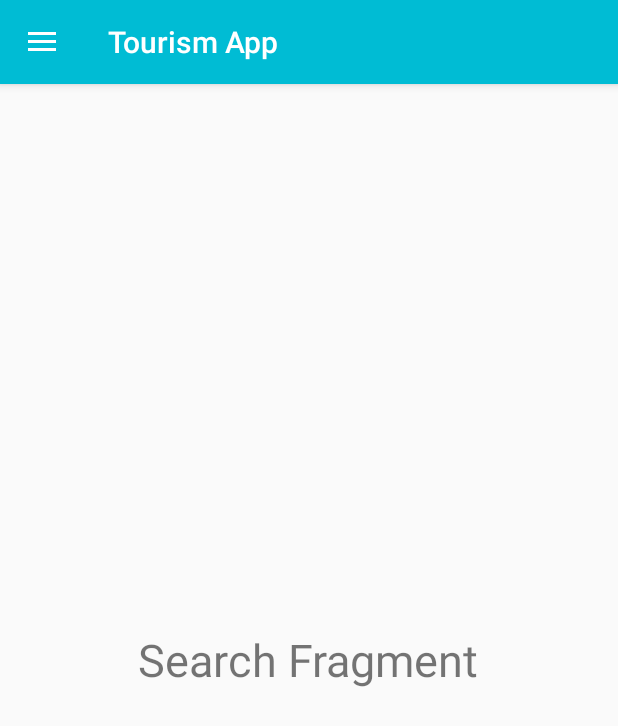
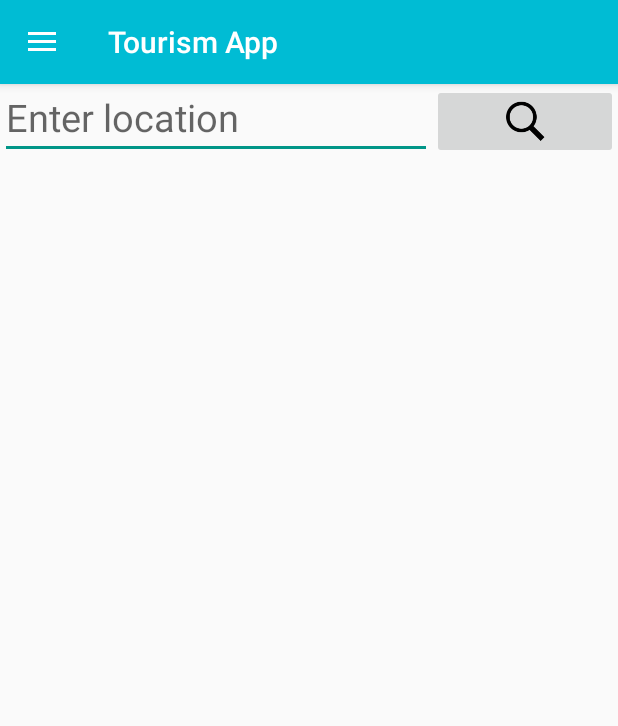
Before and after one commit to jlmanjari6/AWS-Microservices-MEAN-Project, an Android app: the screen it shows after launch (MainActivity), on a phone screen of 412 x 824 dp. Shown: the top 726 px of the screen. Run offline under Robolectric (Android 15) with nearby library versions, the phone set to English and light mode, and no system bars; our stand-ins replace Volley.

Commit message:
implemented search fragment

```diff
--- a/android-front-end/app/build.gradle
+++ b/android-front-end/app/build.gradle
@@ -54,5 +54,6 @@ dependencies {
     implementation 'com.android.support:recyclerview-v7:+'
 
     implementation 'com.github.PhilJay:MPAndroidChart:v3.1.0-alpha'
+    implementation 'com.android.volley:volley:1.1.0'
 
 }
--- /dev/null
+++ b/android-front-end/app/src/main/java/com/example/tourismapp/Fragments/RViewAdapter.java
@@ -0,0 +1,94 @@
+package com.example.tourismapp.Fragments;
+
+import android.content.Context;
+import android.view.LayoutInflater;
+import android.view.View;
+import android.view.ViewGroup;
+import android.widget.Button;
+import android.widget.ImageView;
+import android.widget.TextView;
+
+import androidx.annotation.NonNull;
+import androidx.recyclerview.widget.RecyclerView;
+
+import com.example.tourismapp.Models.Location;
+import com.example.tourismapp.R;
+
+import java.util.ArrayList;
+
+public class RViewAdapter extends RecyclerView.Adapter<RViewAdapter.ViewHolder> {
+    ArrayList<Location> alLocation;
+    Context context;
+    onClickListener listener;
+
+    public RViewAdapter(ArrayList<Location> alLocation, Context context, onClickListener listener) {
+        this.alLocation = alLocation;
+        this.context = context;
+        this.listener = listener;
+    }
+
+    @NonNull
+    @Override
+    public RViewAdapter.ViewHolder onCreateViewHolder(@NonNull ViewGroup parent, int viewType) {
+
+        View view = LayoutInflater.from(parent.getContext()).inflate(R.layout.location_item,parent,false);
+        ViewHolder viewHolder = new ViewHolder(view);
+        context = parent.getContext();
+        return viewHolder;
+    }
+
+    @Override
+    public void onBindViewHolder(@NonNull RViewAdapter.ViewHolder holder, int position) {
+        if(alLocation.size() > 0)
+        {
+            final Location destination = alLocation.get(position);
+
+            holder.locationImage.setImageResource(R.drawable.ic_booking);
+            holder.locationName.setText(destination.getAttraction());
+            holder.locationCity.setText(destination.getCity());
+            holder.locationDescription.setText(destination.getDesc());
+
+            holder.book.setOnClickListener(new View.OnClickListener() {
+                @Override
+                public void onClick(View view) {
+                    if (listener != null)
+                    {
+                        listener.onItemClickListener(holder.getAdapterPosition(),alLocation.get(holder.getAdapterPosition()));
+                    }
+                }
+            });
+        }
+    }
+
+    @Override
+    public int getItemCount() {
+        return alLocation.size();
+    }
+
+    public class ViewHolder extends RecyclerView.ViewHolder {
+        ImageView locationImage;
+        TextView locationName, locationCity, locationDescription;
+        Button book;
+
+        public ViewHolder(@NonNull View itemView) {
+            super(itemView);
+
+            locationImage = (ImageView)itemView.findViewById(R.id.photo);
+            locationName = (TextView)itemView.findViewById(R.id.attraction);
+            locationCity = (TextView)itemView.findViewById(R.id.city);
+            locationDescription = (TextView)itemView.findViewById(R.id.description);
+            book = (Button)itemView.findViewById(R.id.book);
+        }
+    }
+
+    public void doRefresh(ArrayList<Location> alLocation)
+    {
+        this.alLocation = alLocation;
+        notifyDataSetChanged();
+    }
+
+    public interface onClickListener
+    {
+        void onItemClickListener(int position,Location destination);
+    }
+}
--- a/android-front-end/app/src/main/java/com/example/tourismapp/Fragments/SearchFragment.java
+++ b/android-front-end/app/src/main/java/com/example/tourismapp/Fragments/SearchFragment.java
@@ -4,18 +4,128 @@ import android.os.Bundle;
 import android.view.LayoutInflater;
 import android.view.View;
 import android.view.ViewGroup;
+import android.widget.Button;
+import android.widget.EditText;
+import android.widget.ImageButton;
+import android.widget.ListView;
+import android.widget.Toast;
 
 import androidx.annotation.NonNull;
 import androidx.annotation.Nullable;
 import androidx.fragment.app.Fragment;
+import androidx.fragment.app.FragmentTransaction;
+import androidx.recyclerview.widget.DefaultItemAnimator;
+import androidx.recyclerview.widget.LinearLayoutManager;
+import androidx.recyclerview.widget.RecyclerView;
 
+import com.android.volley.Request;
+import com.android.volley.RequestQueue;
+import com.android.volley.Response;
+import com.android.volley.VolleyError;
+import com.android.volley.toolbox.JsonArrayRequest;
+import com.android.volley.toolbox.JsonObjectRequest;
+import com.android.volley.toolbox.Volley;
 import com.example.tourismapp.Helpers.GlobalStorage;
+import com.example.tourismapp.Models.Location;
 import com.example.tourismapp.R;
 
-public class SearchFragment extends Fragment {
+import org.json.JSONArray;
+import org.json.JSONException;
+import org.json.JSONObject;
+
+import java.util.ArrayList;
+
+public class SearchFragment extends Fragment implements RViewAdapter.onClickListener {
+
+    EditText etLocation;
+    ImageButton ibSearch;
+    RecyclerView rvLocations;
+    RViewAdapter rviewAdapter;
+    private Location locationObj;
+    private RequestQueue queue;
+    ArrayList<com.example.tourismapp.Models.Location> alLocations;
+
     @Nullable
     @Override
     public View onCreateView(@NonNull LayoutInflater inflater, @Nullable ViewGroup container, @Nullable Bundle savedInstanceState) {
+
+        alLocations = new ArrayList<Location>();
+
+        View view = inflater.inflate(R.layout.fragment_search, container, false);
+        return view;
+    }
+
+    @Override
+    public void onViewCreated(@NonNull View view, @Nullable Bundle savedInstanceState) {
+        super.onViewCreated(view, savedInstanceState);
+
+        etLocation = (EditText)view.findViewById(R.id.destination);
+        ibSearch = (ImageButton)view.findViewById(R.id.search);
+
+        queue = Volley.newRequestQueue(getActivity());
+
+        rvLocations = (RecyclerView)view.findViewById(R.id.rv_destination);
+        rvLocations.setLayoutManager(new LinearLayoutManager(rvLocations.getContext()));
+        rvLocations.setItemAnimator(new DefaultItemAnimator());
+        if(rviewAdapter == null)
+        {
+            rviewAdapter = new RViewAdapter(alLocations,getContext(),SearchFragment.this);
+        }
+
+        rvLocations.setAdapter(rviewAdapter);
+        rviewAdapter.notifyDataSetChanged();
+
+        ibSearch.setOnClickListener(new View.OnClickListener() {
+            @Override
+            public void onClick(View view) {
+                //Toast.makeText(getActivity(),"response: ",Toast.LENGTH_LONG).show();
+                getLocations(etLocation.getText().toString());
+            }
+        });
+    }
+
+    private void getLocations(String city) {
+        final String url = "http://search-load-balancer-825170455.us-east-1.elb.amazonaws.com/search/locations/" + city;
+
+        JsonArrayRequest request = new JsonArrayRequest(
+                Request.Method.GET, url, null, new Response.Listener<JSONArray>() {
+            @Override
+            public void onResponse(JSONArray response) {
+                try {
+                    alLocations.clear();
+                    Toast.makeText(getActivity(),"response: "+response.length(),Toast.LENGTH_LONG).show();
+                    for (int i = 0; i < response.length(); i++) {
+                        JSONObject jo = response.getJSONObject(i);
+                        Location dest = new Location();
+
+                        dest.setAttraction(jo.getString("attraction"));
+                        dest.setCity(jo.getString("city"));
+                        dest.setDesc(jo.getString("description"));
+                        alLocations.add(dest);
+                    }
+                    rviewAdapter.notifyDataSetChanged();
+                } catch (JSONException e) {
+                    e.printStackTrace();
+                }
+            }
+        },
+                new Response.ErrorListener() {
+                    @Override
+                    public void onErrorResponse(VolleyError error) {
+                        error.printStackTrace();
+                        Toast.makeText(getContext(),"Error Retriving Data",Toast.LENGTH_LONG).show();
+                    }
+                }
+
+        );
+        queue.add(request);
+    }
+
+
+    @Override
+    public void onItemClickListener(int position, com.example.tourismapp.Models.Location destination) {
+        locationObj = destination;
+        Toast.makeText(getContext(),"Booking button clicked from position" + (position+1), Toast.LENGTH_LONG).show();
         // check if user is logged in
         String userEmail = ((GlobalStorage) getActivity().getApplication()).getUserEmail();
         if(userEmail == null) {
@@ -25,7 +135,11 @@ public class SearchFragment extends Fragment {
             // user logged in
             // fetch user id
             int userId = ((GlobalStorage) getActivity().getApplication()).getUserId();
+//          BookingFragment fragment = new BookingFragment();
+//          FragmentTransaction ft = getFragmentManager().beginTransaction();
+//          ft.replace(((ViewGroup) (getView().getParent())).getId(), fragment);
+//          ft.addToBackStack(null);
+//          ft.commit();
         }
-         return inflater.inflate(R.layout.fragment_search, container, false);
     }
 }
--- a/android-front-end/app/src/main/res/layout/fragment_search.xml
+++ b/android-front-end/app/src/main/res/layout/fragment_search.xml
@@ -1,14 +1,46 @@
 <?xml version="1.0" encoding="utf-8"?>
-<RelativeLayout xmlns:android="http://schemas.android.com/apk/res/android"
+<LinearLayout xmlns:android="http://schemas.android.com/apk/res/android"
     android:layout_width="match_parent"
     android:layout_height="match_parent"
+    android:orientation="vertical"
     android:background="@android:color/transparent">
 
-    <TextView
-        android:layout_width="wrap_content"
+    <LinearLayout
+        android:layout_width="match_parent"
+        android:layout_height="wrap_content">
+
+        <LinearLayout
+            android:layout_width="0dp"
+            android:layout_weight="0.7"
+            android:layout_height="wrap_content">
+
+            <EditText
+                android:layout_width="match_parent"
+                android:layout_height="50dp"
+                android:hint="Enter location"
+                android:textSize="25sp"
+                android:layout_centerInParent="true"
+                android:id="@+id/destination" />
+        </LinearLayout>
+
+        <LinearLayout
+            android:layout_width="0dp"
+            android:layout_weight="0.3"
+            android:layout_height="wrap_content">
+
+            <ImageButton
+                android:layout_width="match_parent"
+                android:layout_height="50dp"
+                android:id="@+id/search"
+                android:src="@drawable/ic_search"
+                android:scaleType="fitCenter" />
+
+        </LinearLayout>
+    </LinearLayout>
+
+    <androidx.recyclerview.widget.RecyclerView
+        android:layout_width="match_parent"
         android:layout_height="wrap_content"
-        android:text="Search Fragment"
-        android:textSize="30sp"
-        android:layout_centerInParent="true"/>
+        android:id="@+id/rv_destination" />
 
-</RelativeLayout>
+</LinearLayout>
```
Also changed, not shown: android-front-end/app/src/main/java/com/example/tourismapp/Models/Location.java (added, +38 -0 lines), android-front-end/app/src/main/res/drawable-anydpi/search_icon.xml (added, +11 -0 lines), android-front-end/app/src/main/res/layout/location_item.xml (added, +93 -0 lines), android-front-end/app/src/main/res/drawable-hdpi/search_icon.png (added), android-front-end/app/src/main/res/drawable-mdpi/search_icon.png (added), android-front-end/app/src/main/res/drawable-xhdpi/search_icon.png (added), android-front-end/app/src/main/res/drawable-xxhdpi/search_icon.png (added).
